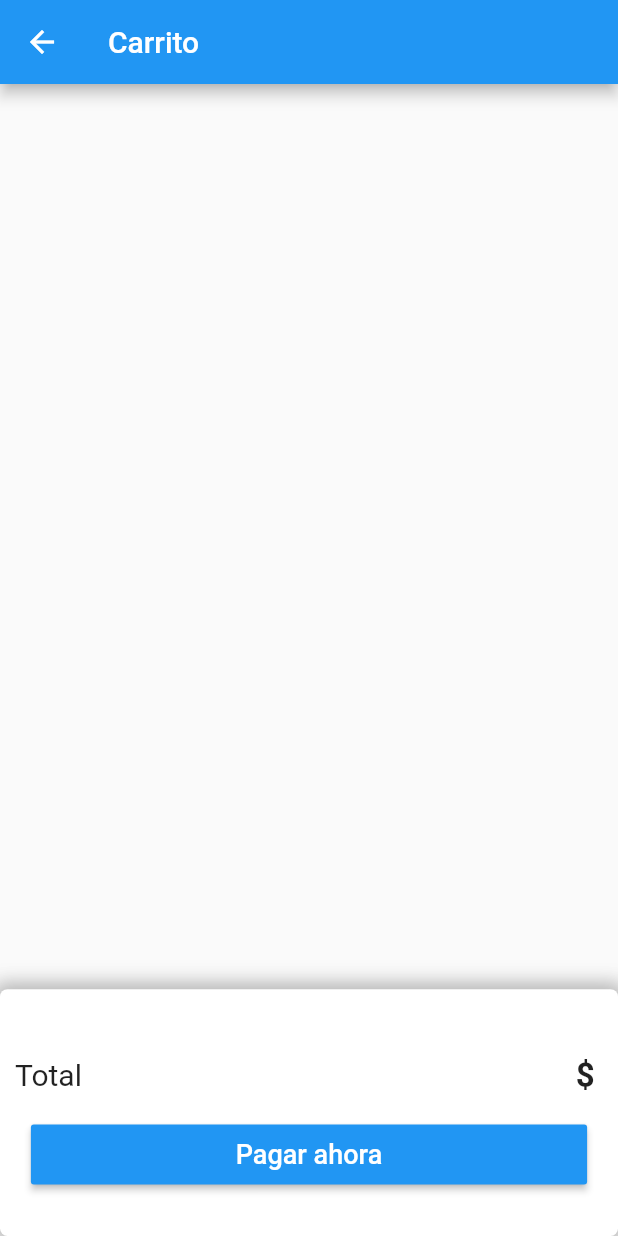
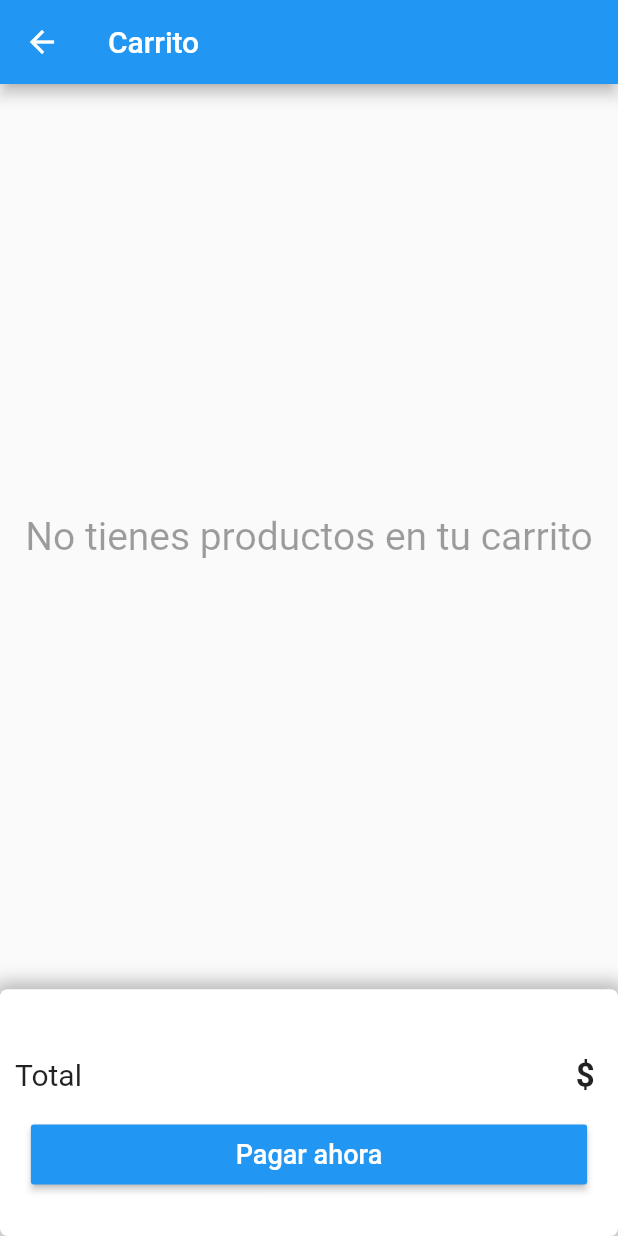
Before and after one commit to GermanAviles/buyNow, a Flutter app: the screen it shows after launch, after a tap on the "shopping cart" icon, on a phone screen of 412 x 824 dp. Run offline on Flutter 3.47's test engine with Material 2 defaults, Android fonts, the phone set to English and light mode, and no system bars; our stand-ins replace cloud_firestore, firebase_core, get, google_fonts; accounts and stored records are empty; network calls fail; Roboto replaces fonts that are missing (Ubuntu).

Commit message:
Validacion para cuando no hay productos agregados

```diff
--- a/lib/app/core/utils/dependency_injection.dart
+++ b/lib/app/core/utils/dependency_injection.dart
@@ -7,9 +7,9 @@ import 'package:get/get.dart';
 class DependencyInjection{
 
   static void init() {
-    Get.lazyPut(() => DatabaseProducts(), fenix: true );
-    Get.lazyPut(() => DatabaseShoppingCart(), fenix: true );
-    Get.lazyPut(() => DatabaseOrders(), fenix: true );
+    Get.lazyPut(() => DatabaseProducts() );
+    Get.lazyPut(() => DatabaseShoppingCart() );
+    Get.lazyPut(() => DatabaseOrders() );
     // Get.lazyPut(() => (), fenix: true );
   }
 }
--- a/lib/app/modules/cart/cart_controller.dart
+++ b/lib/app/modules/cart/cart_controller.dart
@@ -63,7 +63,7 @@ class CartController extends GetxController {
     update(['total-compra']);
   }
 
-  crearOrden()async {
+  crearOrden() async {
     _cargando.value = true;
 
     Map<String, dynamic> orden = {
--- a/lib/app/modules/cart/cart_page.dart
+++ b/lib/app/modules/cart/cart_page.dart
@@ -55,6 +55,8 @@ class CartPage extends StatelessWidget {
         height: height,
         child: Column(
           children: [
+            Obx(() {
+              return _.cart.value.productos != null ?
                 Expanded(
                   flex: 11,
                   child: GetBuilder<CartController>(
@@ -78,7 +80,22 @@ class CartPage extends StatelessWidget {
                       );
                     },
                   )
+                ) :
+              Expanded(
+                flex: 11,
+                child: Center(
+                  child: Text(
+                    'No tienes productos en tu carrito',
+                    style: GoogleFonts.ubuntu(
+                      fontSize: 26,
+                      color: Colors.black38
                     ),
+                    textAlign: TextAlign.center,
+                  ),
+                ),
+              );
+            }),
+
             Expanded(
               flex: 3,
               child: Container(
--- a/lib/app/modules/orders-list/orders_list_binding.dart
+++ b/lib/app/modules/orders-list/orders_list_binding.dart
@@ -9,6 +9,6 @@ class OrderListBinding implements Bindings {
   void dependencies() {
 
     Get.lazyPut<OrderListController>(() => OrderListController() );
-    Get.lazyPut<DatabaseOrders>(() => DatabaseOrders(), fenix: true);
+    Get.lazyPut<DatabaseOrders>(() => DatabaseOrders() );
   }
 }
```
Lines whose indentation alone changed are shown as unchanged.
